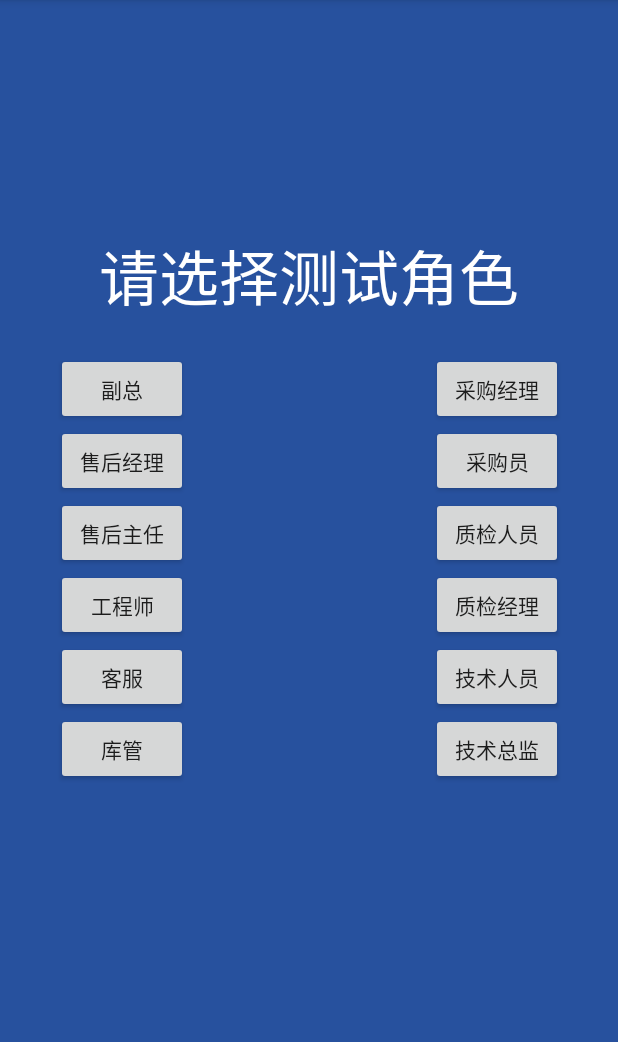
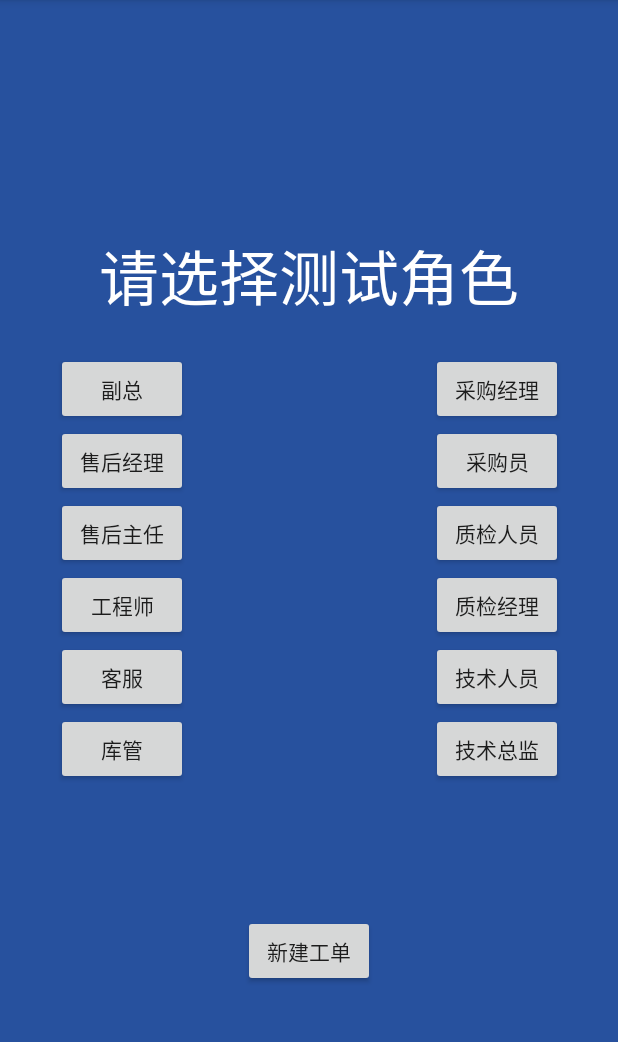
Before and after one commit to qifan-code/chuanjiaoapp, an Android app: the test_activity screen opened directly, with no data from a screen before it, on a phone screen of 412 x 824 dp, the part 84-1126 px from its top. Run offline under Robolectric (Android 15) with nearby library versions, the phone set to English and light mode, and no system bars.

Commit message:
add new project activity update test activity and colors.xml

```diff
--- a/app/src/main/AndroidManifest.xml
+++ b/app/src/main/AndroidManifest.xml
@@ -9,7 +9,8 @@
         android:roundIcon="@mipmap/ic_launcher_round"
         android:supportsRtl="true"
         android:theme="@style/AppTheme">
-        <activity android:name=".SalesSidesActivity"></activity>
+        <activity android:name=".addnew_project"></activity>
+        <activity android:name=".SalesSidesActivity" />
         <activity android:name=".SalesActivity" />
         <activity
             android:name=".forget_password"
--- a/app/src/main/java/com/example/chuanjiaoapp/test_activity.java
+++ b/app/src/main/java/com/example/chuanjiaoapp/test_activity.java
@@ -13,16 +13,27 @@ import androidx.appcompat.widget.Toolbar;
 public class test_activity extends AppCompatActivity {
 
     Button sales_button;
+    Button add_new_project;
     protected void onCreate(Bundle savedInstanceState) {
         //显示上方导航页面的 <-
 
         super.onCreate(savedInstanceState);
         setContentView(R.layout.test);
+        //客服Button链接
         sales_button = (Button)findViewById(R.id.kefu);
         sales_button.setOnClickListener(new View.OnClickListener() {
             @Override
             public void onClick(View v) {
                 Intent intent = new Intent(test_activity.this, SalesActivity.class);
+                startActivity(intent);
+            }
+        });
+        //新建工单链接
+        add_new_project = (Button) findViewById(R.id.new_project_button);
+        add_new_project.setOnClickListener(new View.OnClickListener() {
+            @Override
+            public void onClick(View v) {
+                Intent intent = new Intent (test_activity.this, addnew_project.class);
                 startActivity(intent);
             }
         });
--- a/app/src/main/res/layout/test.xml
+++ b/app/src/main/res/layout/test.xml
@@ -161,5 +161,16 @@
         app:layout_constraintStart_toStartOf="parent"
         app:layout_constraintTop_toBottomOf="@+id/jishurenyuan" />
 
+    <Button
+        android:id="@+id/new_project_button"
+        android:layout_width="wrap_content"
+        android:layout_height="wrap_content"
+        android:layout_marginTop="500dp"
+        android:text="新建工单"
+        app:layout_constraintBottom_toBottomOf="parent"
+        app:layout_constraintEnd_toEndOf="parent"
+        app:layout_constraintStart_toStartOf="parent"
+        app:layout_constraintTop_toTopOf="@+id/toolbar" />
+
 
 </androidx.constraintlayout.widget.ConstraintLayout>
--- a/app/src/main/res/values/colors.xml
+++ b/app/src/main/res/values/colors.xml
@@ -8,4 +8,6 @@
     <color name="white">#FFFFFF</color>
     <color name="forget_pin">#6787C1</color>
     <color name="character_bg">#F1F3F6</color>
+    <color name="project_detail">#C4C4C4</color>
+
 </resources>
```
Also changed, not shown: app/src/main/java/com/example/chuanjiaoapp/addnew_project.java (added, +24 -0 lines), app/src/main/res/layout/activity_addnew_project.xml (added, +36 -0 lines).
